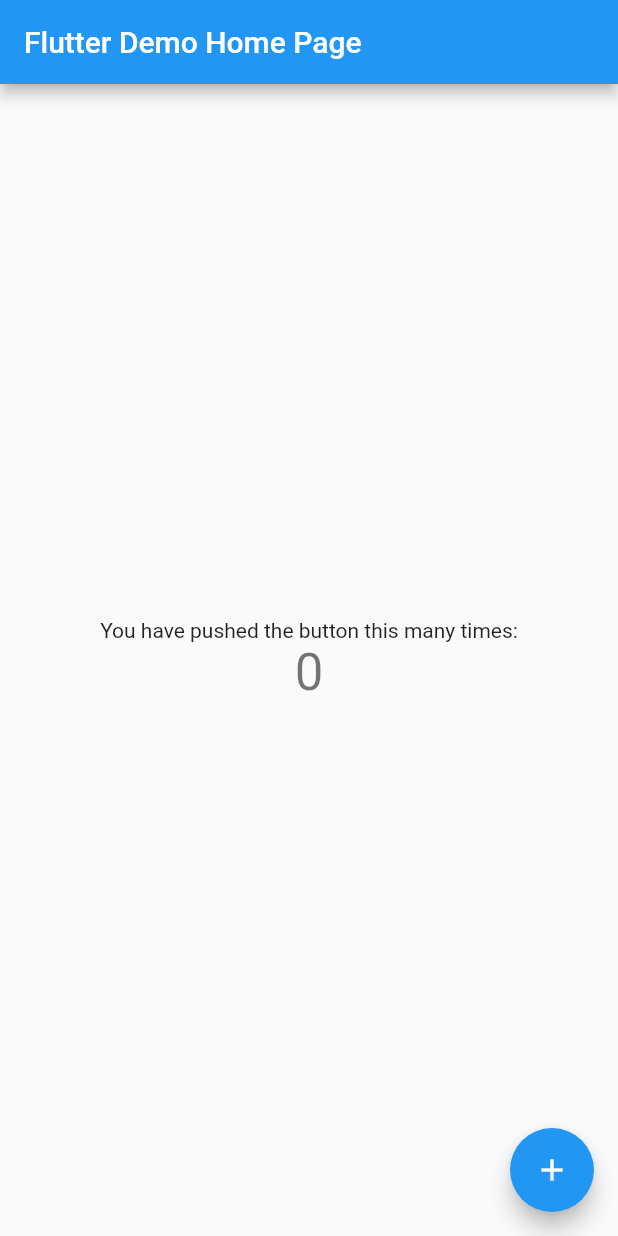
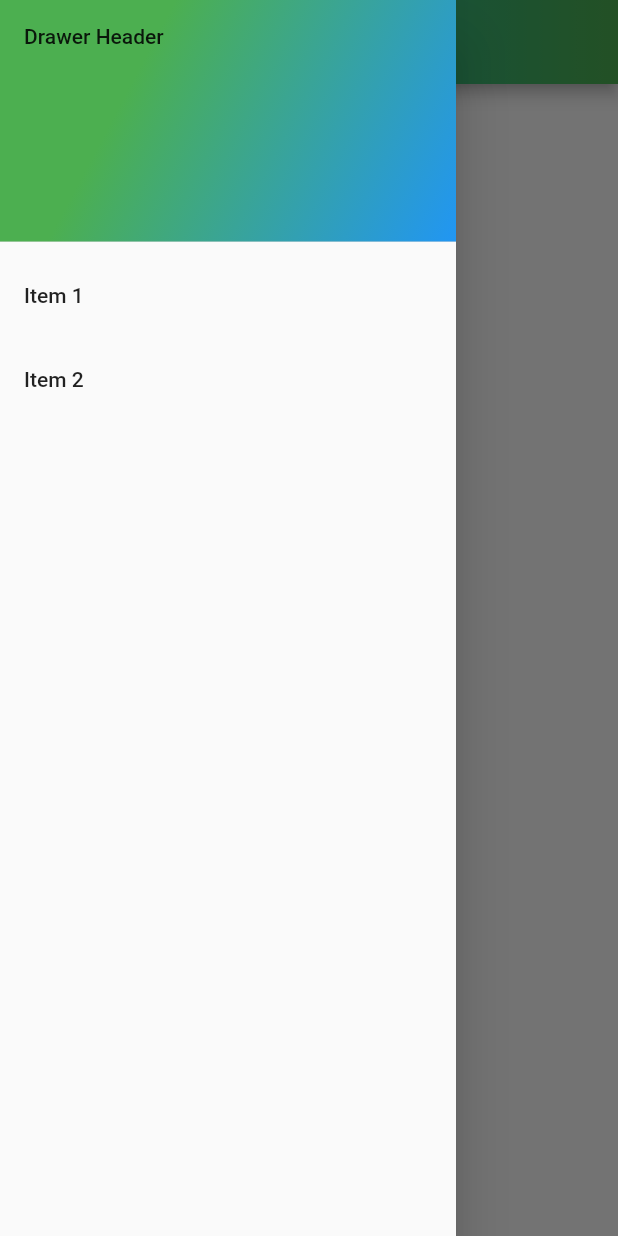
Before and after one commit to BonyGeorge/Pomodoro-Mobile-App, a Flutter app: the screen it shows after launch, with the side drawer open (before the commit the screen has no drawer), on a phone screen of 412 x 824 dp. Run offline on Flutter 3.47's test engine with Material 2 defaults, Android fonts, the phone set to English and light mode, and no system bars; our stand-ins replace gradient_app_bar.

Commit message:
Added drawer.

```diff
--- a/pomodoro_app/lib/main.dart
+++ b/pomodoro_app/lib/main.dart
@@ -1,4 +1,5 @@
 import 'package:flutter/material.dart';
+import './ui/drawer.dart';
 
 void main() {
   runApp(MyApp());
@@ -11,38 +12,16 @@ class MyApp extends StatelessWidget {
     return MaterialApp(
       title: 'Flutter Demo',
       theme: ThemeData(
-        // This is the theme of your application.
-        //
-        // Try running your application with "flutter run". You'll see the
-        // application has a blue toolbar. Then, without quitting the app, try
-        // changing the primarySwatch below to Colors.green and then invoke
-        // "hot reload" (press "r" in the console where you ran "flutter run",
-        // or simply save your changes to "hot reload" in a Flutter IDE).
-        // Notice that the counter didn't reset back to zero; the application
-        // is not restarted.
         primarySwatch: Colors.blue,
-        // This makes the visual density adapt to the platform that you run
-        // the app on. For desktop platforms, the controls will be smaller and
-        // closer together (more dense) than on mobile platforms.
         visualDensity: VisualDensity.adaptivePlatformDensity,
       ),
-      home: MyHomePage(title: 'Flutter Demo Home Page'),
+      home: MyDrawer(),
     );
   }
 }
 
 class MyHomePage extends StatefulWidget {
   MyHomePage({Key key, this.title}) : super(key: key);
-
-  // This widget is the home page of your application. It is stateful, meaning
-  // that it has a State object (defined below) that contains fields that affect
-  // how it looks.
-
-  // This class is the configuration for the state. It holds the values (in this
-  // case the title) provided by the parent (in this case the App widget) and
-  // used by the build method of the State. Fields in a Widget subclass are
-  // always marked "final".
-
   final String title;
 
   @override
@@ -54,64 +33,16 @@ class _MyHomePageState extends State<MyHomePage> {
 
   void _incrementCounter() {
     setState(() {
-      // This call to setState tells the Flutter framework that something has
-      // changed in this State, which causes it to rerun the build method below
-      // so that the display can reflect the updated values. If we changed
-      // _counter without calling setState(), then the build method would not be
-      // called again, and so nothing would appear to happen.
       _counter++;
     });
   }
 
   @override
   Widget build(BuildContext context) {
-    // This method is rerun every time setState is called, for instance as done
-    // by the _incrementCounter method above.
-    //
-    // The Flutter framework has been optimized to make rerunning build methods
-    // fast, so that you can just rebuild anything that needs updating rather
-    // than having to individually change instances of widgets.
     return Scaffold(
-      appBar: AppBar(
-        // Here we take the value from the MyHomePage object that was created by
-        // the App.build method, and use it to set our appbar title.
-        title: Text(widget.title),
-      ),
-      body: Center(
-        // Center is a layout widget. It takes a single child and positions it
-        // in the middle of the parent.
-        child: Column(
-          // Column is also a layout widget. It takes a list of children and
-          // arranges them vertically. By default, it sizes itself to fit its
-          // children horizontally, and tries to be as tall as its parent.
-          //
-          // Invoke "debug painting" (press "p" in the console, choose the
-          // "Toggle Debug Paint" action from the Flutter Inspector in Android
-          // Studio, or the "Toggle Debug Paint" command in Visual Studio Code)
-          // to see the wireframe for each widget.
-          //
-          // Column has various properties to control how it sizes itself and
-          // how it positions its children. Here we use mainAxisAlignment to
-          // center the children vertically; the main axis here is the vertical
-          // axis because Columns are vertical (the cross axis would be
-          // horizontal).
-          mainAxisAlignment: MainAxisAlignment.center,
-          children: <Widget>[
-            Text(
-              'You have pushed the button this many times:',
-            ),
-            Text(
-              '$_counter',
-              style: Theme.of(context).textTheme.headline4,
-            ),
-          ],
+        appBar: AppBar(
+          title: Text(widget.title),
         ),
-      ),
-      floatingActionButton: FloatingActionButton(
-        onPressed: _incrementCounter,
-        tooltip: 'Increment',
-        child: Icon(Icons.add),
-      ), // This trailing comma makes auto-formatting nicer for build methods.
-    );
+        body: MyDrawer());
   }
 }
--- /dev/null
+++ b/pomodoro_app/lib/ui/drawer.dart
@@ -0,0 +1,57 @@
+import 'package:flutter/material.dart';
+import 'package:gradient_app_bar/gradient_app_bar.dart';
+
+void main() => runApp(MyDrawer());
+
+class MyDrawer extends StatelessWidget {
+  @override
+  Widget build(BuildContext context) {
+    return MaterialApp(
+      home: MyHomePage(),
+    );
+  }
+}
+
+class MyHomePage extends StatelessWidget {
+  MyHomePage({Key key}) : super(key: key);
+
+  @override
+  Widget build(BuildContext context) {
+    return Scaffold(
+      appBar: GradientAppBar(
+        title: Text('Pomodoro App'),
+        backgroundColorStart: Colors.cyan,
+        backgroundColorEnd: Colors.green,
+      ),
+      body: Center(child: Text('My Page!')),
+      drawer: Drawer(
+        child: ListView(
+          padding: EdgeInsets.zero,
+          children: <Widget>[
+            DrawerHeader(
+              child: Text('Drawer Header'),
+              decoration: BoxDecoration(
+                  gradient: LinearGradient(
+                      begin: Alignment.topLeft,
+                      end: Alignment.bottomRight,
+                      stops: [0.3, 1],
+                      colors: [Colors.green, Colors.blue])),
+            ),
+            ListTile(
+              title: Text('Item 1'),
+              onTap: () {
+                Navigator.pop(context);
+              },
+            ),
+            ListTile(
+              title: Text('Item 2'),
+              onTap: () {
+                Navigator.pop(context);
+              },
+            ),
+          ],
+        ),
+      ),
+    );
+  }
+}
--- a/pomodoro_app/pubspec.yaml
+++ b/pomodoro_app/pubspec.yaml
@@ -21,6 +21,7 @@ environment:
   sdk: ">=2.7.0 <3.0.0"
 
 dependencies:
+  gradient_app_bar: ^0.0.1
   flutter:
     sdk: flutter
 
```
Also changed, not shown: pomodoro_app/lib/register/login.dart (added), pomodoro_app/lib/register/signup.dart (added), pomodoro_app/pubspec.lock, 1 other file.
